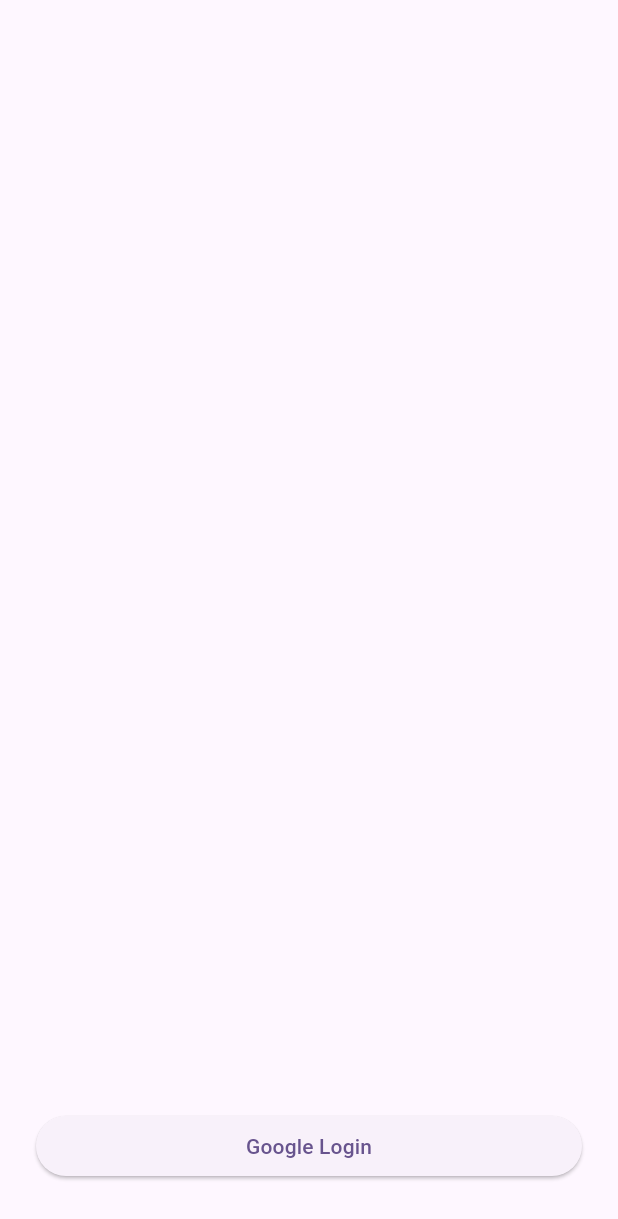
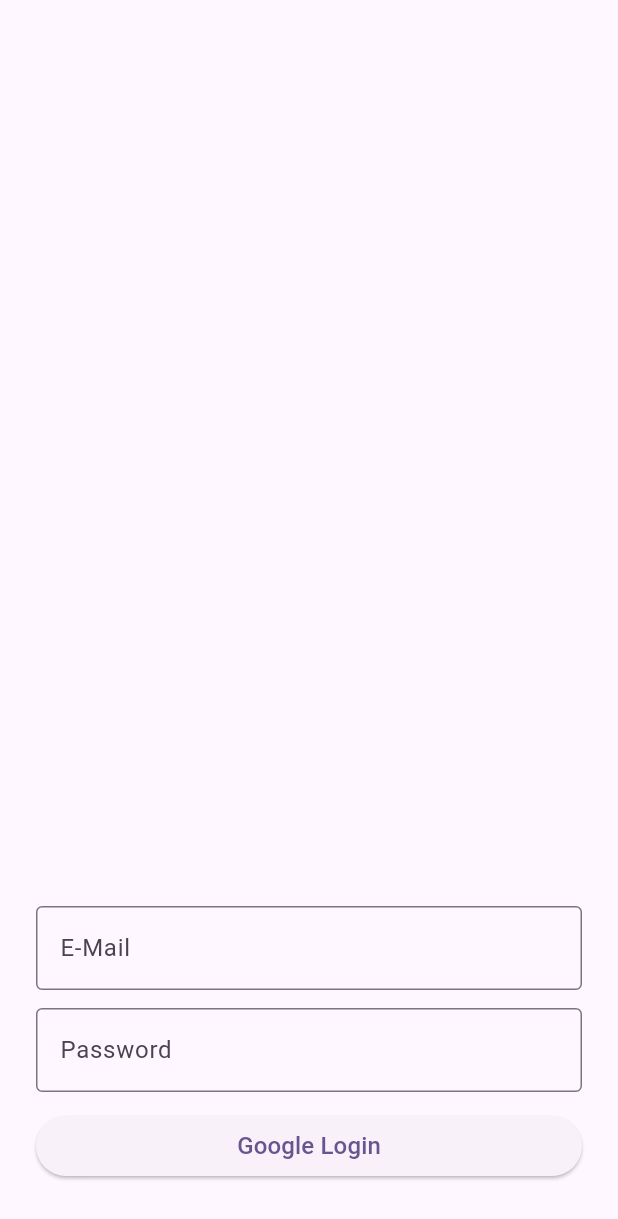
Before and after one commit to seogi1004/flutter-for-beginners, a Flutter app: the screen it shows after launch, after a tap on "Google Login", on a phone screen of 412 x 824 dp. Shown: the top 1219 px of the screen. Run offline on Flutter 3.47's test engine with Material 2 defaults, Android fonts, the phone set to English and light mode, and no system bars; our stand-ins replace firebase_auth, firebase_core, google_sign_in, shared_preferences; accounts and stored records are empty; network calls fail.

Commit message:
로그인 UI 구현 중!

```diff
--- a/google_auth/lib/screens/login.dart
+++ b/google_auth/lib/screens/login.dart
@@ -2,8 +2,16 @@
 import 'package:firebase_auth/firebase_auth.dart';
 import 'package:google_sign_in/google_sign_in.dart';
 
-class LoginPage extends StatelessWidget {
+class LoginPage extends StatefulWidget {
   const LoginPage({super.key});
+
+  @override
+  State<LoginPage> createState() => _LoginPageState();
+}
+
+class _LoginPageState extends State<LoginPage> {
+  final emailController = TextEditingController();
+  final passwordController = TextEditingController();
 
   Future<UserCredential> signInWithGoogle() async {
     // Trigger the authentication flow
@@ -33,12 +41,31 @@
             mainAxisAlignment: MainAxisAlignment.end,
             crossAxisAlignment: CrossAxisAlignment.stretch,
             children: [
+              TextField(
+                controller: emailController,
+                decoration: const InputDecoration(
+                  border: OutlineInputBorder(),
+                  labelText: 'E-Mail',
+                ),
+              ),
+              const SizedBox(height: 12),
+              TextField(
+                controller: passwordController,
+                decoration: const InputDecoration(
+                  border: OutlineInputBorder(),
+                  labelText: 'Password',
+                ),
+                obscureText: true,
+              ),
+              const SizedBox(height: 12),
               ElevatedButton(
-                onPressed: () {
-                  var user = signInWithGoogle();
-                  print(user);
+                onPressed: () async {
+                  var user = await signInWithGoogle();
                 },
-                child: const Text("Google Login"),
+                child: const Text(
+                  "Google Login",
+                  style: TextStyle(fontSize: 16),
+                ),
               )
             ],
           ),
```
